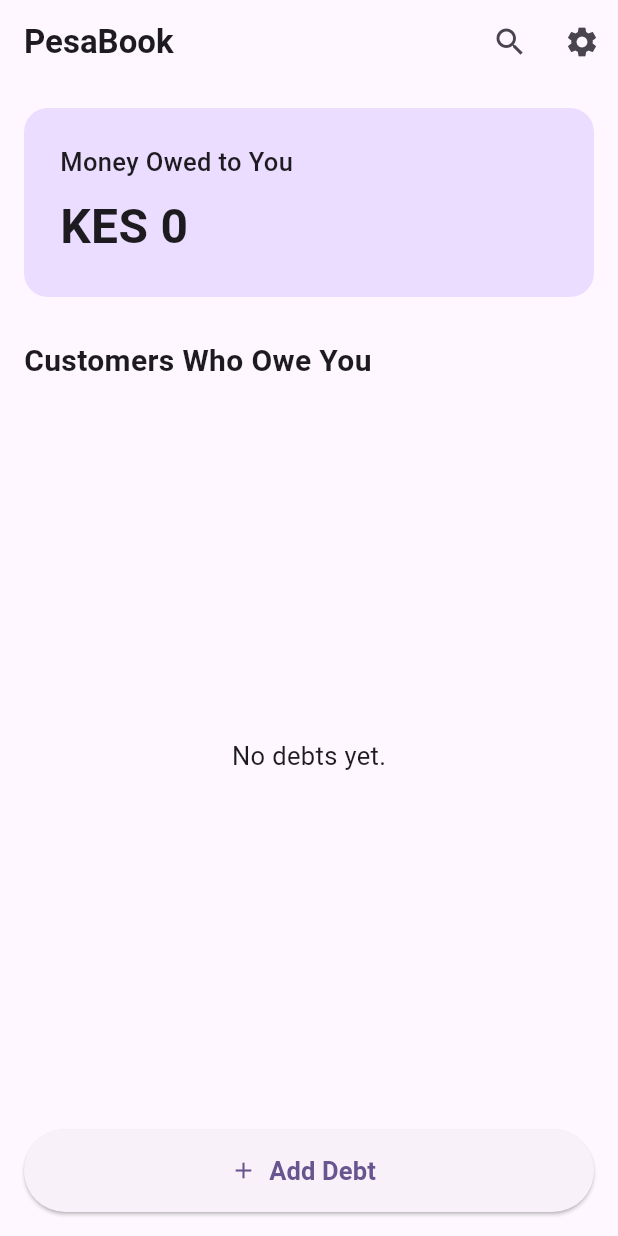
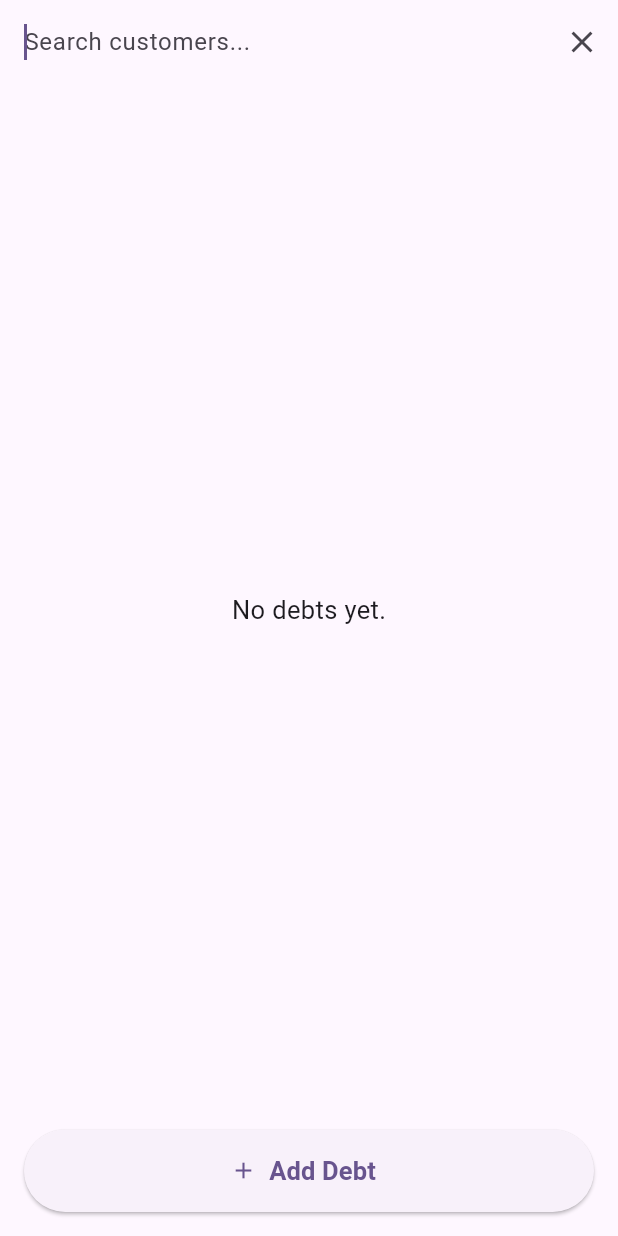
Before and after one commit to ericvaati703-beep/Pesabook-, a Flutter app: the HomeScreen screen opened directly, after a tap on the "search" icon, on a phone screen of 412 x 824 dp. Run offline on Flutter 3.47's test engine with Material 3 defaults, Android fonts, the phone set to English and light mode, and no system bars; our stand-ins replace shared_preferences; accounts and stored records are empty.

Commit message:
Add customer search

```diff
--- a/lib/screens/home_screen.dart
+++ b/lib/screens/home_screen.dart
@@ -15,10 +15,25 @@
 class _HomeScreenState extends State<HomeScreen> {
   final List<Customer> _customers = [];
 
+  bool _isSearching = false;
+  final TextEditingController _searchController = TextEditingController();
+
   @override
   void initState() {
     super.initState();
     _loadCustomers();
+    _searchController.addListener(_onSearchChanged);
+  }
+
+  @override
+  void dispose() {
+    _searchController.removeListener(_onSearchChanged);
+    _searchController.dispose();
+    super.dispose();
+  }
+
+  void _onSearchChanged() {
+    setState(() {});
   }
 
   Future<void> _loadCustomers() async {
@@ -38,6 +53,21 @@
       0,
           (sum, customer) => sum + customer.amount,
     );
+  }
+
+  List<Customer> get _filteredCustomers {
+    final query = _searchController.text.trim().toLowerCase();
+
+    if (query.isEmpty) {
+      return _customers;
+    }
+
+    return _customers.where((customer) {
+      final name = customer.name.toLowerCase();
+      final phone = customer.phone.toLowerCase();
+
+      return name.contains(query) || phone.contains(query);
+    }).toList();
   }
 
   Future<void> _addDebt() async {
@@ -85,6 +115,7 @@
 
     setState(() {});
   }
+
   Future<void> _openShopSettings() async {
     await Navigator.push(
       context,
@@ -98,19 +129,53 @@
     setState(() {});
   }
 
+  void _startSearch() {
+    setState(() {
+      _isSearching = true;
+    });
+  }
+
+  void _closeSearch() {
+    _searchController.clear();
+
+    setState(() {
+      _isSearching = false;
+    });
+
+    FocusScope.of(context).unfocus();
+  }
+
   @override
   Widget build(BuildContext context) {
+    final displayedCustomers = _filteredCustomers;
+
     return Scaffold(
       appBar: AppBar(
-        title: const Text(
+        title: _isSearching
+            ? TextField(
+          controller: _searchController,
+          autofocus: true,
+          decoration: const InputDecoration(
+            hintText: 'Search customers...',
+            border: InputBorder.none,
+          ),
+        )
+            : const Text(
           'PesaBook',
           style: TextStyle(
             fontWeight: FontWeight.bold,
           ),
         ),
         actions: [
+          if (_isSearching)
             IconButton(
-            onPressed: () {},
+              onPressed: _closeSearch,
+              icon: const Icon(Icons.close),
+              tooltip: 'Close search',
+            )
+          else ...[
+            IconButton(
+              onPressed: _startSearch,
               icon: const Icon(Icons.search),
               tooltip: 'Search customers',
             ),
@@ -120,13 +185,14 @@
               tooltip: 'Shop settings',
             ),
           ],
+        ],
       ),
-
       body: Padding(
         padding: const EdgeInsets.all(16),
         child: Column(
           crossAxisAlignment: CrossAxisAlignment.start,
           children: [
+            if (!_isSearching) ...[
               Container(
                 width: double.infinity,
                 padding: const EdgeInsets.all(24),
@@ -157,9 +223,7 @@
                   ],
                 ),
               ),
-
               const SizedBox(height: 28),
-
               const Text(
                 'Customers Who Owe You',
                 style: TextStyle(
@@ -167,8 +231,21 @@
                   fontWeight: FontWeight.bold,
                 ),
               ),
+              const SizedBox(height: 12),
+            ],
 
-            const SizedBox(height: 12),
+            if (_isSearching && _searchController.text.isNotEmpty)
+              Padding(
+                padding: const EdgeInsets.only(bottom: 12),
+                child: Text(
+                  '${displayedCustomers.length} customer'
+                      '${displayedCustomers.length == 1 ? '' : 's'} found',
+                  style: const TextStyle(
+                    fontSize: 16,
+                    fontWeight: FontWeight.w500,
+                  ),
+                ),
+              ),
 
             Expanded(
               child: _customers.isEmpty
@@ -180,10 +257,20 @@
                   ),
                 ),
               )
+                  : displayedCustomers.isEmpty
+                  ? const Center(
+                child: Text(
+                  'No customers found.',
+                  style: TextStyle(
+                    fontSize: 17,
+                  ),
+                ),
+              )
                   : ListView.builder(
-                itemCount: _customers.length,
+                itemCount: displayedCustomers.length,
                 itemBuilder: (context, index) {
-                  final customer = _customers[index];
+                  final customer =
+                  displayedCustomers[index];
 
                   return Card(
                     margin: const EdgeInsets.only(
```
Lines whose indentation alone changed are shown as unchanged.
